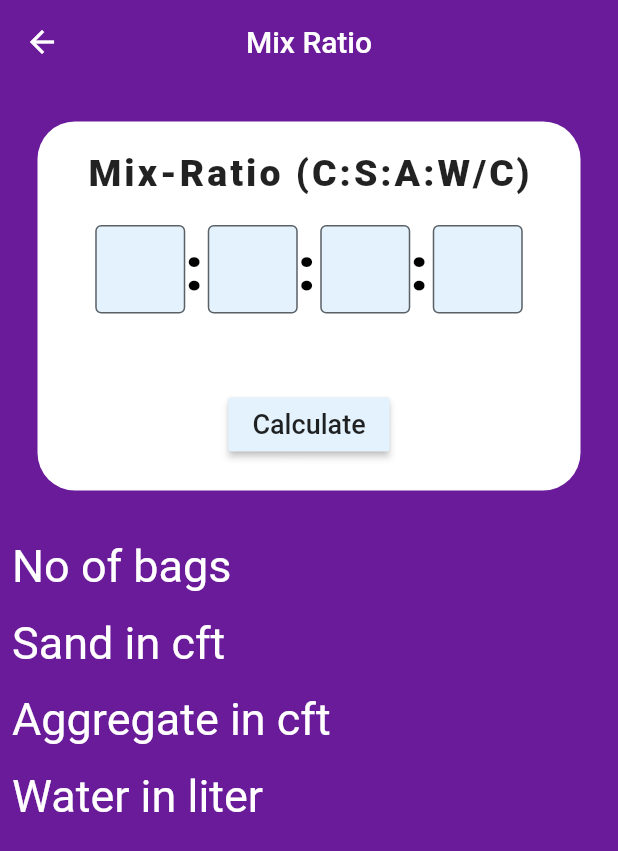
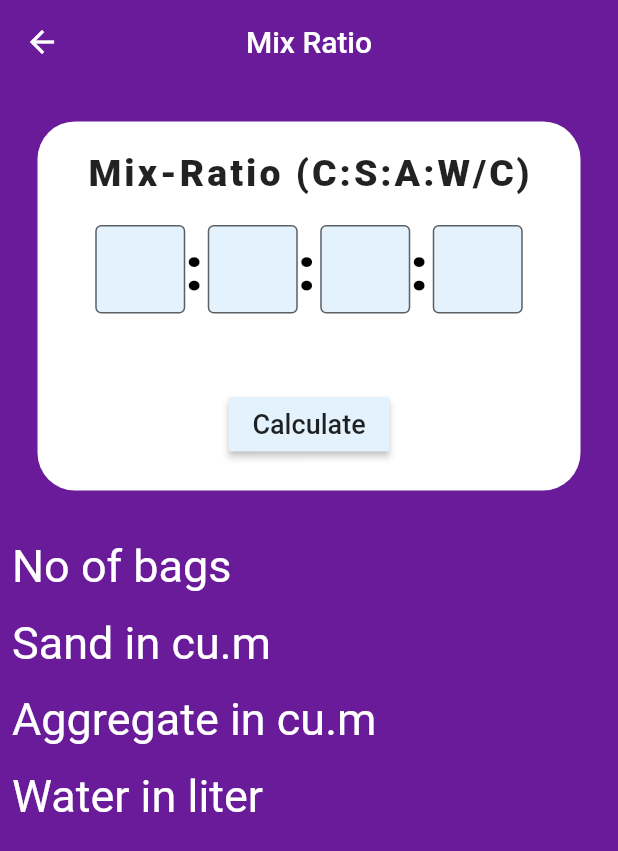
Before and after one commit to TrojanSystem/civil_latest, a Flutter app: the MixRatio screen opened by its route, on a phone screen of 412 x 824 dp. Shown: the top 851 px of the screen. Run offline on Flutter 3.47's test engine with Material 2 defaults, Android fonts, the phone set to English and light mode, and no system bars; our stand-ins replace flutter_slidable, open_file, sqflite; missing offline and left inert: sqlbrite, syncfusion_flutter_pdf; accounts and stored records are empty.

Commit message:
Adjust the cft to cu.m in mix ratio

```diff
--- a/lib/mix_ratio/mix_ratio.dart
+++ b/lib/mix_ratio/mix_ratio.dart
@@ -1,4 +1,3 @@
-
 import 'package:example/model/calculation.dart';
 import 'package:flutter/material.dart';
 import 'package:provider/provider.dart';
@@ -231,7 +230,7 @@ class _MixRatioState extends State<MixRatio> {
                 Padding(
                   padding: const EdgeInsets.all(8.0),
                   child: Text(
-                    'Sand in cft ${mixRatio.data[3]}',
+                    'Sand in cu.m ${mixRatio.data[3]}',
                     style: const TextStyle(
                       color: Colors.white,
                       fontSize: 30,
@@ -241,7 +240,7 @@ class _MixRatioState extends State<MixRatio> {
                 Padding(
                   padding: const EdgeInsets.all(8.0),
                   child: Text(
-                    'Aggregate in cft ${mixRatio.data[4]}',
+                    'Aggregate in cu.m ${mixRatio.data[4]}',
                     style: const TextStyle(
                       color: Colors.white,
                       fontSize: 30,
```
Also changed, not shown: lib/model/calculation.dart (+2 -5 lines), pubspec.lock.
